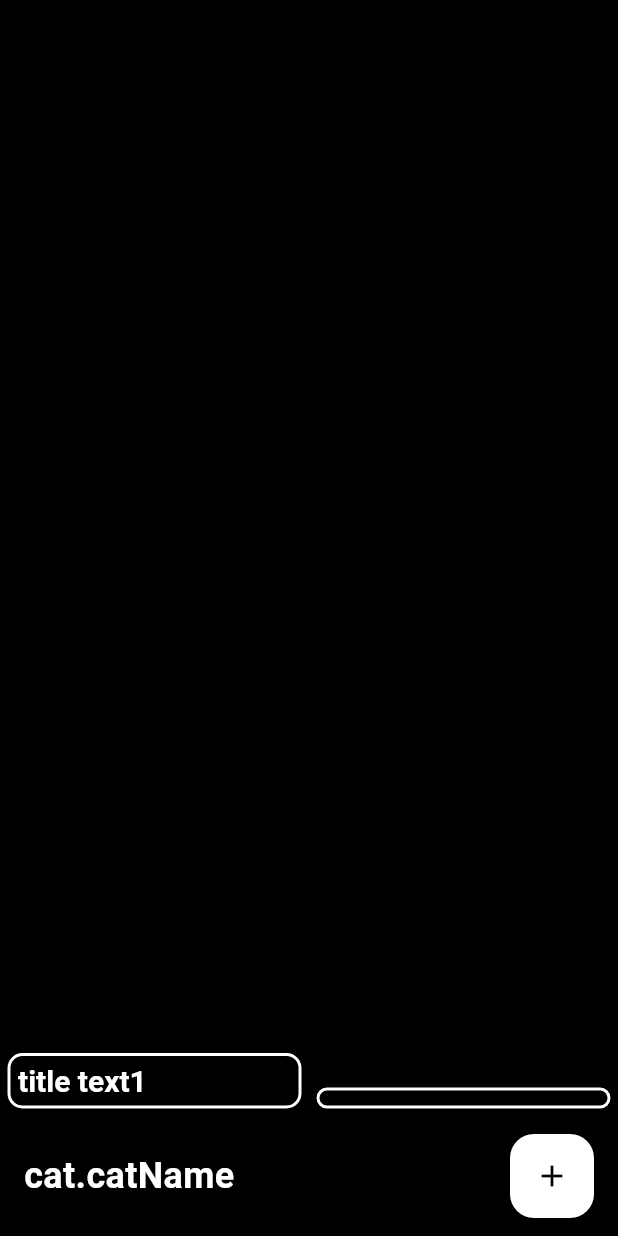
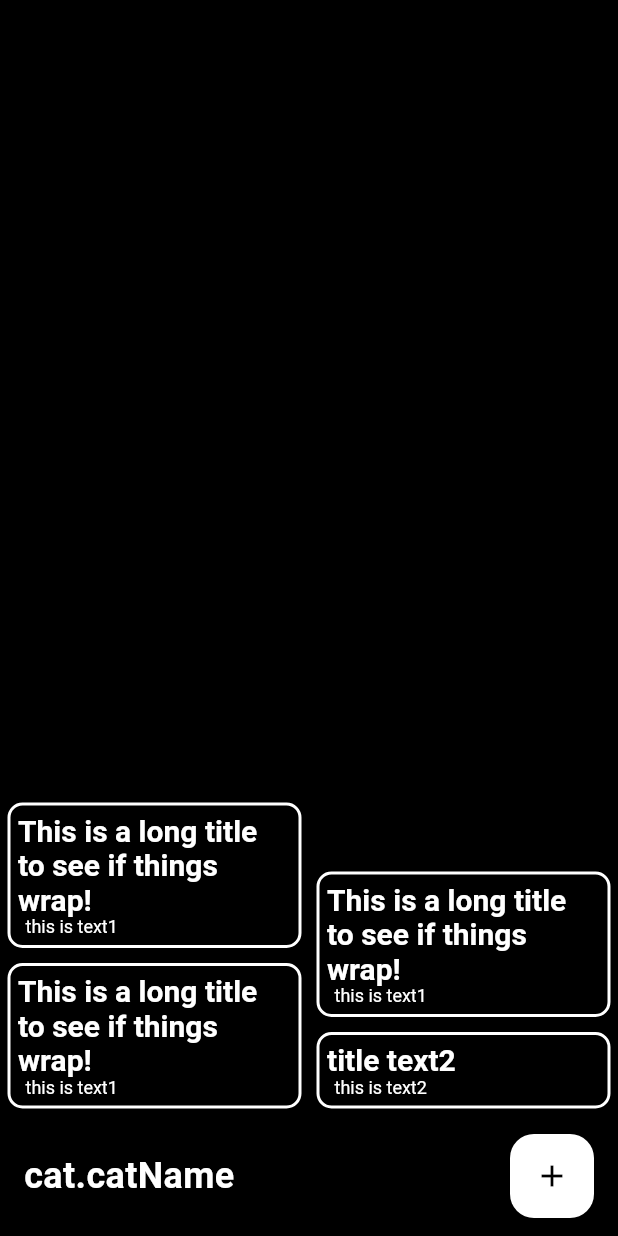
Before and after one commit to evixture/vNotes, a Flutter app: the screen it shows after launch, on a phone screen of 412 x 824 dp. Run offline on Flutter 3.47's test engine with Material 3 defaults, Android fonts, the phone set to English and light mode, and no system bars.

Commit message:
can now read multiple elements

```diff
--- a/data/notes.json
+++ b/data/notes.json
@@ -5,11 +5,11 @@
     [
       {
         "type": "title",
-        "data": "title text1"
+        "data": "This is a long title to see if things wrap!"
       },
       {
         "type": "text",
-        "text": "this is text1"
+        "data": "this is text1"
       }
     ],
     [
@@ -19,7 +19,27 @@
       },
       {
         "type": "text",
-        "text": "this is text2"
+        "data": "this is text2"
+      }
+    ],
+    [
+      {
+        "type": "title",
+        "data": "This is a long title to see if things wrap!"
+      },
+      {
+        "type": "text",
+        "data": "this is text1"
+      }
+    ],
+    [
+      {
+        "type": "title",
+        "data": "This is a long title to see if things wrap!"
+      },
+      {
+        "type": "text",
+        "data": "this is text1"
       }
     ]
   ]
--- a/lib/category.dart
+++ b/lib/category.dart
@@ -24,11 +24,13 @@ class _CategoryState extends State<Category> {
     Map<String, dynamic> data = await json.decode(resp);
 
     catName = data['name'];
-    //need to add [0] to the end for some reason, should figure
-    //out why its like this later
-    var jsonNoteList = data['notes'][0];
+
+    //list of notes
+    var jsonNoteList = data['notes'];
+    //print('-> jsonNote: $jsonNoteList');
 
     for (final noteData in jsonNoteList) {
+      //print('-> adding note with $noteData');
       noteList.add(Note(noteData));
     }
 
--- a/lib/note.dart
+++ b/lib/note.dart
@@ -7,8 +7,16 @@ class Note extends StatelessWidget {
   double noteHeight = 0;
 
   Note(dynamic jsonNote, {super.key}) {
-    if (jsonNote['type'] == 'title') {
-      eList.add(TitleElement(jsonNote['data']));
+    for (final element in jsonNote) {
+      //print('-> $element');
+
+      //eventually make into a switch
+      if (element['type'] == 'title') {
+        eList.add(TitleElement(element['data']));
+      }
+      if (element['type'] == 'text') {
+        eList.add(TextElement(element['data']));
+      }
     }
   }
 
--- a/lib/noteElement.dart
+++ b/lib/noteElement.dart
@@ -36,3 +36,31 @@ class TitleElement extends BasicElement {
     );
   }
 }
+
+class TextElement extends BasicElement {
+  String text = '';
+
+  TextElement(this.text, {super.key});
+
+  @override
+  Container build(BuildContext context) {
+    return Container(
+      padding: const EdgeInsets.only(left: 5),
+      child: Row(
+        children: [
+          Expanded(
+              //fit: FlexFit.loose,
+              child: RichText(
+                  text: TextSpan(
+                      text: text,
+                      style: const TextStyle(
+                        //color: Colors.black,
+                        color: Colors.white,
+                        //fontWeight: FontWeight.bold,
+                        fontSize: 12,
+                      ))))
+        ],
+      ),
+    );
+  }
+}
```
